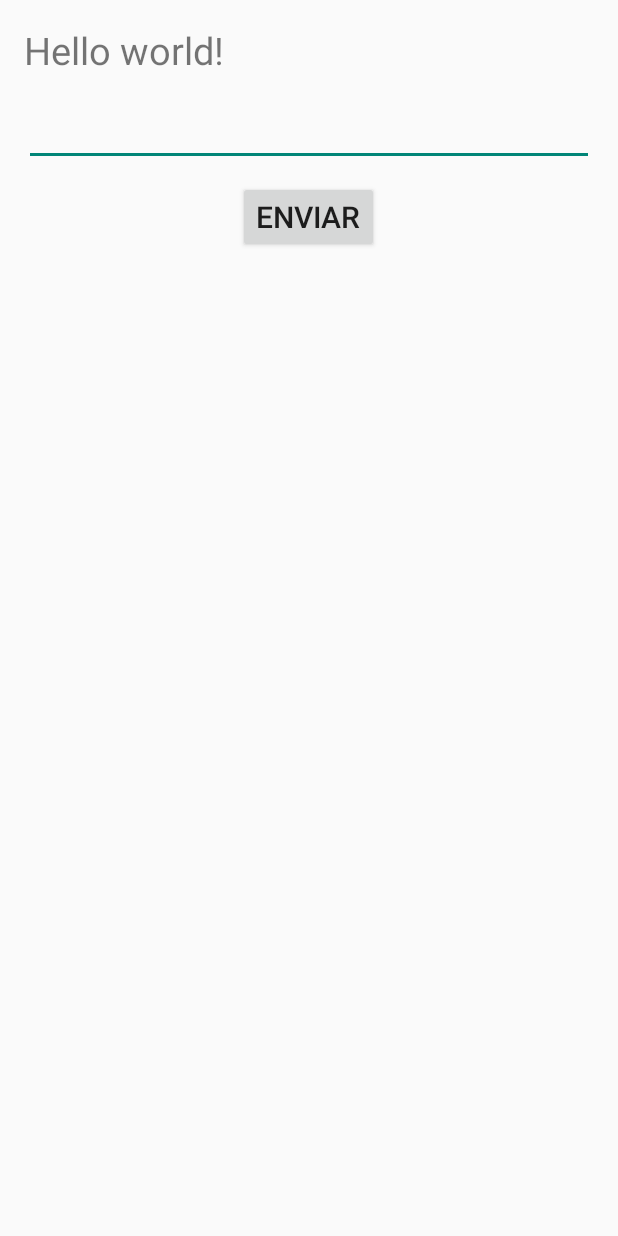
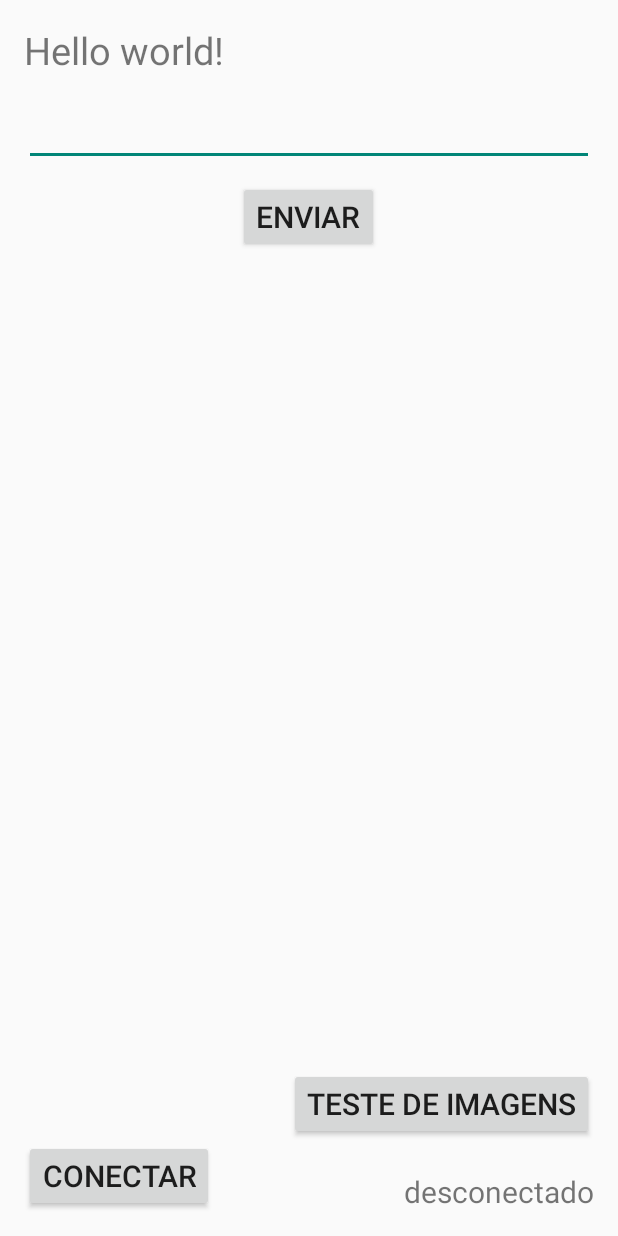
Before and after one commit to SamirSales/Android-Application-For-Tests-With-Bluetooth-And-Wifi, an Android app: the screen it shows after launch (MainActivity), on a phone screen of 412 x 824 dp. Run offline under Robolectric (Android 15) with nearby library versions, the phone set to English and light mode, and no system bars.

Commit message:
construcao da tela de rolagem de imagens + alteracoes da tela de teste de bluetooth

```diff
--- a/app/src/main/AndroidManifest.xml
+++ b/app/src/main/AndroidManifest.xml
@@ -18,8 +18,12 @@
             android:label="@string/app_name" >
             <intent-filter>
                 <action android:name="android.intent.action.MAIN" />
-
                 <category android:name="android.intent.category.LAUNCHER" />
+            </intent-filter>
+        </activity>
+        <activity android:name=".TestImagens">
+            <intent-filter>
+                <action android:name="android.intent.action.MAIN"/>
             </intent-filter>
         </activity>
     </application>
--- a/app/src/main/java/com/example/samir/comm/Observer.java
+++ b/app/src/main/java/com/example/samir/comm/Observer.java
@@ -6,6 +6,5 @@ package com.example.samir.comm;
 public interface Observer {
     public void update(byte[] data);
     public void connectedCallback();
-
     public void connectedFault();
 }
--- a/app/src/main/res/layout/activity_main.xml
+++ b/app/src/main/res/layout/activity_main.xml
@@ -30,12 +30,45 @@
         android:textSize="20sp"
         android:onClick="sendMessageAction"/>
 
+    <Button
+        android:id="@+id/conectar"
+        android:layout_width="wrap_content"
+        android:layout_height="wrap_content"
+        android:layout_alignParentBottom="true"
+        android:textSize="20sp"
+        android:text="CONECTAR"
+        android:onClick="conectarAction"/>
+
+    <Button
+        android:id="@+id/testImagens"
+        android:layout_width="wrap_content"
+        android:layout_height="wrap_content"
+        android:layout_above="@+id/conectar"
+        android:layout_alignParentRight="true"
+        android:text="teste de imagens"
+        android:textSize="20sp"
+        android:onClick="irParaTestesImagens"/>
+
+    <TextView
+        android:id="@+id/textConnected"
+        android:layout_width="wrap_content"
+        android:layout_height="wrap_content"
+        android:layout_alignParentBottom="true"
+        android:layout_alignParentRight="true"
+        android:text="desconectado"
+        android:textSize="20sp"/>
+
     <ScrollView
         android:id="@+id/scrollView"
         android:layout_below="@+id/btnSend"
         android:layout_marginTop="10dp"
         android:layout_width="match_parent"
-        android:layout_height="match_parent">
+        android:layout_height="match_parent"
+        android:layout_alignParentRight="true"
+        android:layout_alignParentEnd="true"
+        android:layout_above="@+id/testImagens"
+        android:layout_alignParentLeft="true"
+        android:layout_alignParentStart="true">
 
         <TextView
             android:id="@+id/textRecebido"
```
Also changed, not shown: app/src/main/java/com/example/samir/comm/Bluetooth.java (+10 -7 lines), app/src/main/java/com/example/samir/comunicacaodedispositivos/MainActivity.java (+32 -5 lines), app/src/main/java/com/example/samir/comunicacaodedispositivos/TestImagens.java (added, +16 -0 lines), app/src/main/res/layout/activity_image_test.xml (added, +26 -0 lines), app/src/main/res/drawable-xhdpi/image1.jpg (added), app/src/main/res/drawable-xhdpi/image2.jpg (added), app/src/main/res/drawable-xhdpi/image3.jpg (added), app/src/main/res/drawable-xhdpi/image4.jpg (added).
